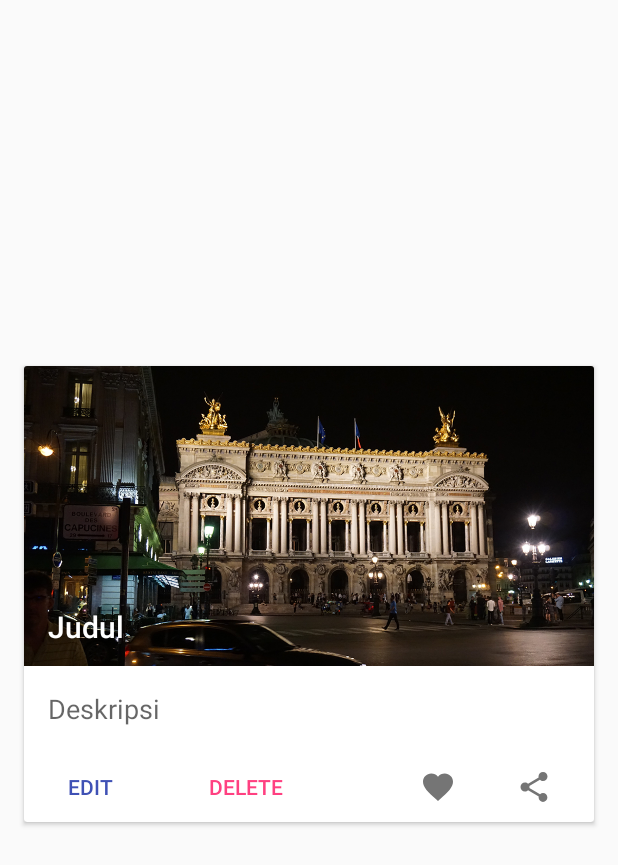
After one commit to yessypermatasari/RecyclerView3, an Android app: the layout item_list.xml on its own in the app's theme, with its tools: preview values and no code run, on a phone screen of 412 x 824 dp. The commit adds this screen. Shown: the top 865 px of the screen. Run offline under Robolectric (Android 15) with nearby library versions, the phone set to English and light mode, and no system bars.

Commit message:
RecyclerView List Card

```diff
--- a/app/build.gradle
+++ b/app/build.gradle
@@ -26,5 +26,7 @@ dependencies {
     })
     compile 'com.android.support:appcompat-v7:25.1.0'
     compile 'com.android.support:design:25.1.0'
+    compile 'com.android.support:recyclerview-v7:25.1.0'
+    compile 'com.android.support:cardview-v7:25.1.0'
     testCompile 'junit:junit:4.12'
 }
--- /dev/null
+++ b/app/src/main/res/drawable/ic_favorite_black_24dp.xml
@@ -0,0 +1,9 @@
+<vector xmlns:android="http://schemas.android.com/apk/res/android"
+    android:width="24dp"
+    android:height="24dp"
+    android:viewportHeight="24.0"
+    android:viewportWidth="24.0">
+    <path
+        android:fillColor="#FF000000"
+        android:pathData="M12,21.35l-1.45,-1.32C5.4,15.36 2,12.28 2,8.5 2,5.42 4.42,3 7.5,3c1.74,0 3.41,0.81 4.5,2.09C13.09,3.81 14.76,3 16.5,3 19.58,3 22,5.42 22,8.5c0,3.78 -3.4,6.86 -8.55,11.54L12,21.35z" />
+</vector>
--- /dev/null
+++ b/app/src/main/res/drawable/ic_share_black_24dp.xml
@@ -0,0 +1,9 @@
+<vector xmlns:android="http://schemas.android.com/apk/res/android"
+    android:width="24dp"
+    android:height="24dp"
+    android:viewportHeight="24.0"
+    android:viewportWidth="24.0">
+    <path
+        android:fillColor="#FF000000"
+        android:pathData="M18,16.08c-0.76,0 -1.44,0.3 -1.96,0.77L8.91,12.7c0.05,-0.23 0.09,-0.46 0.09,-0.7s-0.04,-0.47 -0.09,-0.7l7.05,-4.11c0.54,0.5 1.25,0.81 2.04,0.81 1.66,0 3,-1.34 3,-3s-1.34,-3 -3,-3 -3,1.34 -3,3c0,0.24 0.04,0.47 0.09,0.7L8.04,9.81C7.5,9.31 6.79,9 6,9c-1.66,0 -3,1.34 -3,3s1.34,3 3,3c0.79,0 1.5,-0.31 2.04,-0.81l7.12,4.16c-0.05,0.21 -0.08,0.43 -0.08,0.65 0,1.61 1.31,2.92 2.92,2.92 1.61,0 2.92,-1.31 2.92,-2.92s-1.31,-2.92 -2.92,-2.92z" />
+</vector>
--- /dev/null
+++ b/app/src/main/res/layout/item_list.xml
@@ -0,0 +1,91 @@
+<?xml version="1.0" encoding="utf-8"?>
+<android.support.v7.widget.CardView xmlns:android="http://schemas.android.com/apk/res/android"
+    xmlns:app="http://schemas.android.com/apk/res-auto"
+    xmlns:tools="http://schemas.android.com/tools"
+    android:id="@+id/cardView"
+    android:layout_width="match_parent"
+    android:layout_height="304dp"
+    android:layout_gravity="center"
+    android:layout_marginBottom="@dimen/activity_vertical_margin"
+    android:layout_marginLeft="@dimen/activity_horizontal_margin"
+    android:layout_marginRight="@dimen/activity_horizontal_margin"
+    android:foreground="?attr/selectableItemBackground">
+
+    <RelativeLayout
+        android:layout_width="match_parent"
+        android:layout_height="wrap_content">
+
+        <ImageView
+            android:id="@+id/imageView"
+            android:layout_width="match_parent"
+            android:layout_height="200dp"
+            android:scaleType="centerCrop"
+            tools:src="@drawable/a" />
+
+        <TextView
+            android:id="@+id/textViewJudul"
+            android:layout_width="match_parent"
+            android:layout_height="40dp"
+            android:layout_alignBottom="@+id/imageView"
+            android:layout_marginLeft="16dp"
+            android:textAppearance="@style/TextAppearance.AppCompat.Title"
+            android:textColor="@android:color/white"
+            tools:text="Judul" />
+
+        <TextView
+            android:id="@+id/textViewDeskripsi"
+            android:layout_width="match_parent"
+            android:layout_height="wrap_content"
+            android:layout_below="@+id/imageView"
+            android:ellipsize="end"
+            android:maxLines="1"
+            android:padding="16dp"
+            android:textAppearance="@style/TextAppearance.AppCompat.Medium"
+            tools:text="Deskripsi" />
+
+        <Button
+            android:id="@+id/buttonEdit"
+            style="?android:attr/borderlessButtonStyle"
+            android:layout_width="wrap_content"
+            android:layout_height="wrap_content"
+            android:layout_below="@+id/textViewDeskripsi"
+            android:text="EDIT"
+            android:textColor="?attr/colorPrimary" />
+
+        <Button
+            android:id="@+id/buttonDelete"
+            style="?android:attr/borderlessButtonStyle"
+            android:layout_width="wrap_content"
+            android:layout_height="wrap_content"
+            android:layout_below="@+id/textViewDeskripsi"
+            android:layout_marginLeft="16dp"
+            android:layout_toRightOf="@+id/buttonEdit"
+            android:text="DELETE"
+            android:textColor="?attr/colorAccent" />
+
+        <ImageButton
+            android:id="@+id/buttonShare"
+            style="?android:attr/borderlessButtonStyle"
+            android:layout_width="48dp"
+            android:layout_height="48dp"
+            android:layout_alignParentRight="true"
+            android:layout_below="@+id/textViewDeskripsi"
+            android:layout_marginRight="16dp"
+            android:tint="#757575"
+            app:srcCompat="@drawable/ic_share_black_24dp" />
+
+        <ImageButton
+            android:id="@+id/buttonFavorite"
+            style="?android:attr/borderlessButtonStyle"
+            android:layout_width="48dp"
+            android:layout_height="48dp"
+            android:layout_below="@+id/textViewDeskripsi"
+            android:layout_marginRight="16dp"
+            android:layout_toLeftOf="@+id/buttonShare"
+            android:tint="#757575"
+            app:srcCompat="@drawable/ic_favorite_black_24dp" />
+
+
+    </RelativeLayout>
+
+</android.support.v7.widget.CardView>
```
Also changed, not shown: app/src/main/java/id/sch/smktelkom_mlg/learn/recyclerview3/MainActivity.java (+37 -0 lines), app/src/main/java/id/sch/smktelkom_mlg/learn/recyclerview3/adapter/HotelAdapter.java (added, +61 -0 lines), app/src/main/java/id/sch/smktelkom_mlg/learn/recyclerview3/model/Hotel.java (added, +19 -0 lines), app/src/main/res/drawable/ic_add_black_24dp.xml (added, +9 -0 lines), app/src/main/res/drawable/ic_camera_black_24dp.xml (added, +9 -0 lines), app/src/main/res/drawable/ic_search_black_24dp.xml (added, +9 -0 lines), app/src/main/res/layout/content_main.xml (+4 -10 lines), app/src/main/res/values-v21/arrays.xml (added, +95 -0 lines), app/src/main/res/drawable/a.png (added), app/src/main/res/drawable/c.png (added), app/src/main/res/drawable/d.png (added), app/src/main/res/drawable/e.png (added), app/src/main/res/drawable/f.png (added), 1 other file.
